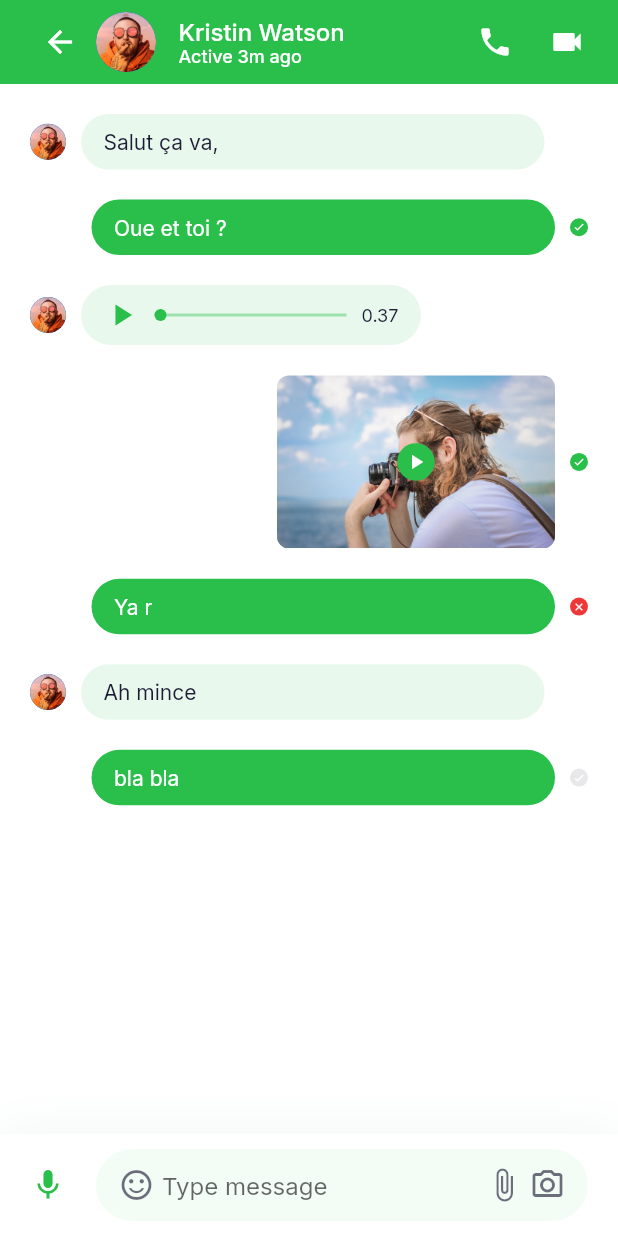
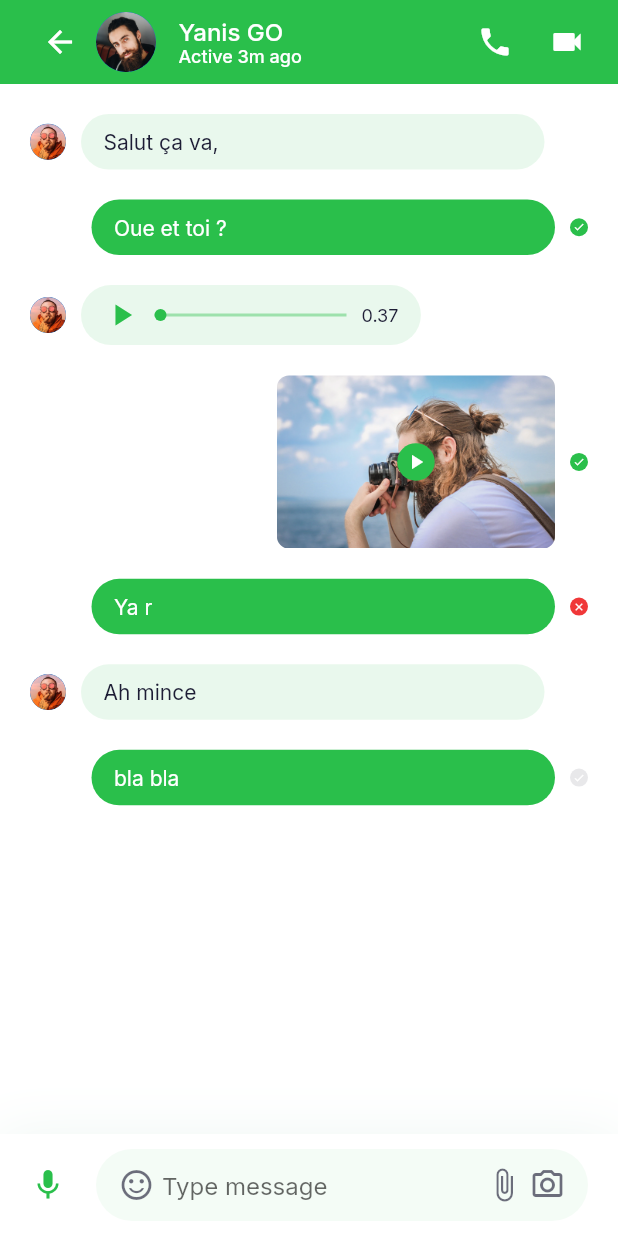
Before and after one commit to JulienGuillaud/ChatSap, a Flutter app: the ChatsScreen screen opened directly, after a tap on "Yanis GO", on a phone screen of 412 x 824 dp. Run offline on Flutter 3.47's test engine with Material 2 defaults, Android fonts, the phone set to English and light mode, and no system bars; our stand-ins replace google_fonts.

Commit message:
Ajout gestion utilisateurs et affichage en fonction

```diff
--- a/lib/models/Chat.dart
+++ b/lib/models/Chat.dart
@@ -1,11 +1,14 @@
+import 'Contact.dart';
+
 class Chat {
-  final String name, lastMessage, image, time;
+  final String name, lastMessage, time;
+  Contact contact;
   final bool isActive;
 
   Chat({
+    required this.contact,
     this.name = '',
     this.lastMessage = '',
-    this.image = '',
     this.time = '',
     this.isActive = false,
   });
@@ -13,16 +16,14 @@ class Chat {
 
 List chatsData = [
   Chat(
-    name: "Yanis GO",
+    contact: Contact.findContact(1),
     lastMessage: "Mets toi au go",
-    image: "assets/images/user.png",
     time: "3m ago",
     isActive: false,
   ),
   Chat(
-    name: "Julien G",
+    contact: Contact.findContact(2),
     lastMessage: "Gros tfq",
-    image: "assets/images/user_2.png",
     time: "8m ago",
     isActive: true,
   ),
--- a/lib/models/ChatMessage.dart
+++ b/lib/models/ChatMessage.dart
@@ -1,14 +1,19 @@
+import 'package:chat_sap/models/Contact.dart';
+import 'package:flutter/foundation.dart';
+
 enum ChatMessageType { text, audio, image, video }
 
 enum MessageStatus { not_sent, not_view, viewed }
 
 class ChatMessage {
+  final Contact contact;
   final String text;
   final ChatMessageType messageType;
   final MessageStatus messageStatus;
   final bool isSender;
 
   ChatMessage({
+    required this.contact,
     this.text = '',
     required this.messageType,
     required this.messageStatus,
@@ -16,44 +21,60 @@ class ChatMessage {
   });
 }
 
+getMessages(_contact) {
+  debugPrint('oldList: $demeChatMessages');
+  debugPrint('Filter by :$_contact');
+  List outputList =
+      demeChatMessages.where((o) => o.contact == _contact).toList();
+  debugPrint('newList: $outputList');
+  return outputList;
+}
+
 List demeChatMessages = [
   ChatMessage(
+    contact: Contact.findContact(1),
     text: "Salut ça va,",
     messageType: ChatMessageType.text,
     messageStatus: MessageStatus.viewed,
     isSender: false,
   ),
   ChatMessage(
+    contact: Contact.findContact(1),
     text: "Oue et toi ?",
     messageType: ChatMessageType.text,
     messageStatus: MessageStatus.viewed,
     isSender: true,
   ),
   ChatMessage(
+    contact: Contact.findContact(1),
     text: "",
     messageType: ChatMessageType.audio,
     messageStatus: MessageStatus.viewed,
     isSender: false,
   ),
   ChatMessage(
+    contact: Contact.findContact(1),
     text: "",
     messageType: ChatMessageType.video,
     messageStatus: MessageStatus.viewed,
     isSender: true,
   ),
   ChatMessage(
+    contact: Contact.findContact(1),
     text: "Ya r",
     messageType: ChatMessageType.text,
     messageStatus: MessageStatus.not_sent,
     isSender: true,
   ),
   ChatMessage(
+    contact: Contact.findContact(1),
     text: "Ah mince",
     messageType: ChatMessageType.text,
     messageStatus: MessageStatus.viewed,
     isSender: false,
   ),
   ChatMessage(
+    contact: Contact.findContact(1),
     text: "bla bla",
     messageType: ChatMessageType.text,
     messageStatus: MessageStatus.not_view,
--- /dev/null
+++ b/lib/models/Contact.dart
@@ -0,0 +1,30 @@
+class Contact {
+  final int contactId;
+  final String firstName, lastName, image;
+
+  Contact({
+    this.contactId = 0,
+    this.firstName = "",
+    this.lastName = "",
+    this.image = "",
+  });
+
+  static Contact findContact(id) {
+    return contactData.firstWhere((o) => o.contactId == id);
+  }
+}
+
+List contactData = [
+  Contact(
+    contactId: 1,
+    firstName: "Yanis",
+    lastName: "GO",
+    image: "assets/images/user.png",
+  ),
+  Contact(
+    contactId: 2,
+    firstName: "Julien",
+    lastName: "G",
+    image: "assets/images/user_2.png",
+  ),
+];
--- a/lib/screens/chats/components/body.dart
+++ b/lib/screens/chats/components/body.dart
@@ -17,7 +17,8 @@ class Body extends StatelessWidget {
               press: () => Navigator.push(
                 context,
                 MaterialPageRoute(
-                  builder: (context) => MessagesScreen(),
+                  builder: (context) =>
+                      MessagesScreen(chatsData[index].contact),
                 ),
               ),
             ),
--- a/lib/screens/chats/components/chat_card.dart
+++ b/lib/screens/chats/components/chat_card.dart
@@ -26,7 +26,7 @@ class ChatCard extends StatelessWidget {
               children: [
                 CircleAvatar(
                   radius: 24,
-                  backgroundImage: AssetImage(chat.image),
+                  backgroundImage: AssetImage(chat.contact.image),
                 ),
                 if (chat.isActive)
                   Positioned(
@@ -54,7 +54,7 @@ class ChatCard extends StatelessWidget {
                   crossAxisAlignment: CrossAxisAlignment.start,
                   children: [
                     Text(
-                      chat.name,
+                      chat.contact.firstName + " " + chat.contact.lastName,
                       style:
                           TextStyle(fontSize: 16, fontWeight: FontWeight.w500),
                     ),
--- a/lib/screens/messages/components/body.dart
+++ b/lib/screens/messages/components/body.dart
@@ -1,22 +1,28 @@
 import 'package:chat_sap/constants.dart';
 import 'package:chat_sap/models/ChatMessage.dart';
+import 'package:chat_sap/models/Contact.dart';
 import 'package:flutter/material.dart';
 
 import 'chat_input_field.dart';
 import 'message.dart';
 
 class Body extends StatelessWidget {
+  Body(this.contact);
+  final Contact contact;
+
   @override
   Widget build(BuildContext context) {
+    List messages = getMessages(contact);
+
     return Column(
       children: [
         Expanded(
           child: Padding(
             padding: const EdgeInsets.symmetric(horizontal: kDefaultPadding),
             child: ListView.builder(
-              itemCount: demeChatMessages.length,
+              itemCount: messages.length,
               itemBuilder: (context, index) =>
-                  Message(message: demeChatMessages[index]),
+                  Message(message: messages[index]),
             ),
           ),
         ),
--- a/lib/screens/messages/message_screen.dart
+++ b/lib/screens/messages/message_screen.dart
@@ -1,14 +1,18 @@
 import 'package:chat_sap/constants.dart';
+import 'package:chat_sap/models/Contact.dart';
 import 'package:flutter/material.dart';
 
 import 'components/body.dart';
 
 class MessagesScreen extends StatelessWidget {
+  MessagesScreen(this.contact);
+  final Contact contact;
+
   @override
   Widget build(BuildContext context) {
     return Scaffold(
       appBar: buildAppBar(),
-      body: Body(),
+      body: Body(contact),
     );
   }
 
@@ -19,14 +23,14 @@ class MessagesScreen extends StatelessWidget {
         children: [
           BackButton(),
           CircleAvatar(
-            backgroundImage: AssetImage("assets/images/user_2.png"),
+            backgroundImage: AssetImage(contact.image),
           ),
           SizedBox(width: kDefaultPadding * 0.75),
           Column(
             crossAxisAlignment: CrossAxisAlignment.start,
             children: [
               Text(
-                "Kristin Watson",
+                contact.firstName + " " + contact.lastName,
                 style: TextStyle(fontSize: 16),
               ),
               Text(
```
